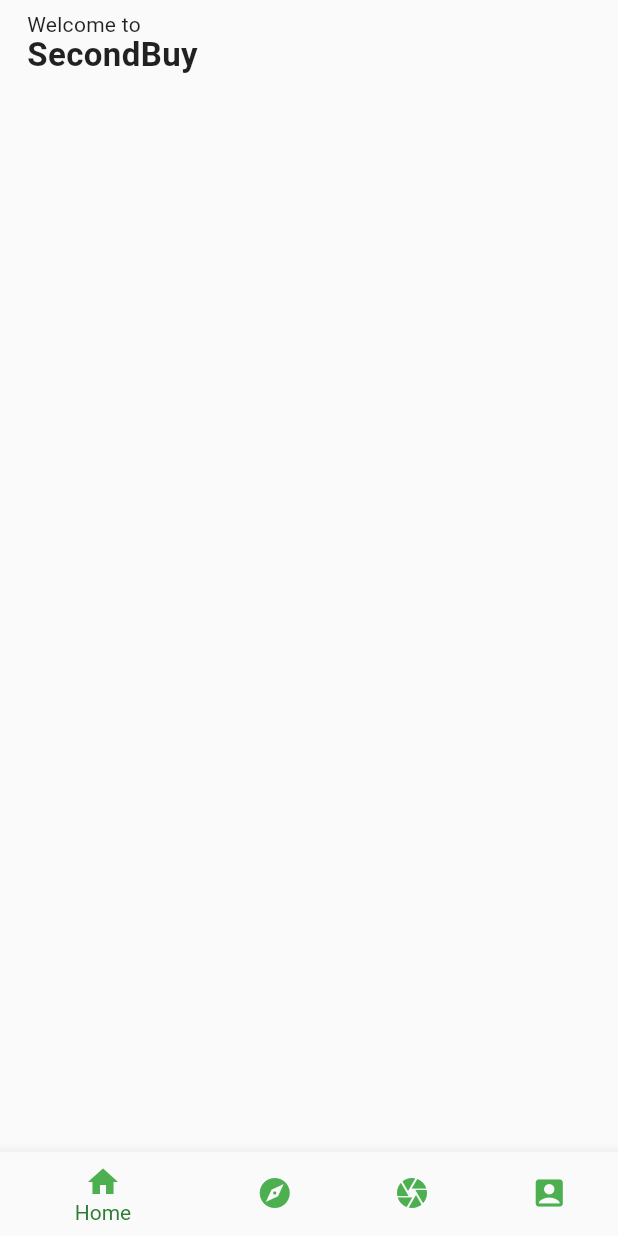
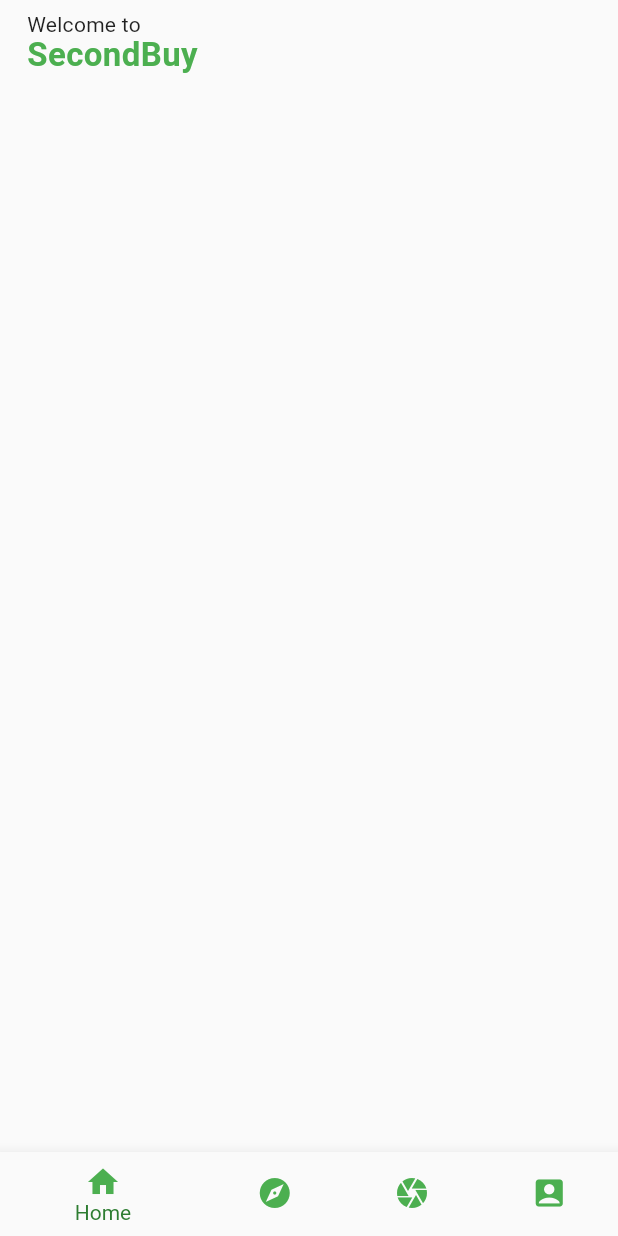
Before and after one commit to amartyanambiar/secondbuy, a Flutter app: the screen it shows after launch, on a phone screen of 412 x 824 dp. Run offline on Flutter 3.47's test engine with Material 2 defaults, Android fonts, the phone set to English and light mode, and no system bars; our stand-ins replace animated_splash_screen, curved_navigation_bar, settings_ui; missing offline and left inert: flutter_launcher_icons.

Commit message:
stat bar

```diff
--- a/lib/home_page.dart
+++ b/lib/home_page.dart
@@ -109,6 +109,7 @@ class _home_pageState extends State<home_page> {
                   "SecondBuy",
                   textAlign: TextAlign.left,
                   style: TextStyle(
+                    color: Colors.green,
                     fontWeight: FontWeight.bold,
                     fontSize: 22,
                     letterSpacing: 0.27,
--- a/lib/login_page.dart
+++ b/lib/login_page.dart
@@ -19,7 +19,7 @@ class _LoginState extends State<Login> {
     return Scaffold(
       appBar: AppBar(
         elevation: 0,
-        backgroundColor: Colors.green,
+        backgroundColor: null,
         title: Text("Login"),
       ),
       body: Center(
--- a/lib/main.dart
+++ b/lib/main.dart
@@ -17,7 +17,7 @@ class MyApp extends StatelessWidget {
   @override
   Widget build(BuildContext context) {
     SystemChrome.setSystemUIOverlayStyle(SystemUiOverlayStyle(
-      statusBarColor: Colors.transparent,
+      statusBarColor: Colors.green,
       statusBarIconBrightness: Brightness.light,
       systemNavigationBarColor: Colors.grey,
       systemNavigationBarDividerColor: Colors.green,
```
